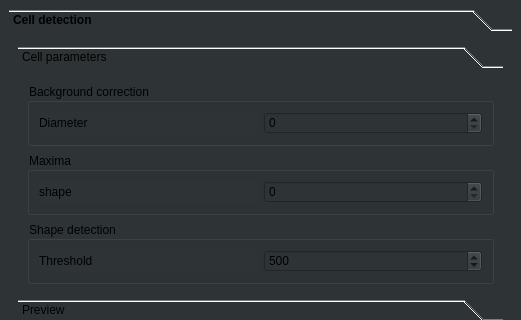
Old version of the form ClearMap/gui/creator/cell_map_tab.ui in the repository ClearAnatomics/ClearMap; both pictures show x 0 to 521 and y 0 to 320 of the 521 by 625 pixel window.
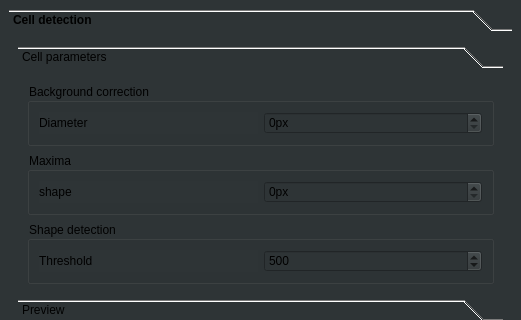
New version of the form. The open tabs and pages were chosen to show the change.

Commit message: Adds units to UI for cell detection parameters

Diff of the .ui file:
```diff
--- a/ClearMap/gui/creator/cell_map_tab.ui
+++ b/ClearMap/gui/creator/cell_map_tab.ui
@@ -39,6 +39,7 @@
      </property>
      <property name="font">
       <font>
+       <weight>75</weight>
        <bold>true</bold>
       </font>
      </property>
@@ -51,7 +52,7 @@
         <x>0</x>
         <y>0</y>
         <width>503</width>
-        <height>333</height>
+        <height>228</height>
        </rect>
       </property>
       <attribute name="label">
@@ -67,9 +68,9 @@
           <property name="geometry">
            <rect>
             <x>0</x>
-            <y>0</y>
-            <width>485</width>
-            <height>225</height>
+            <y>-147</y>
+            <width>471</width>
+            <height>255</height>
            </rect>
           </property>
           <attribute name="label">
@@ -94,6 +95,9 @@
               </item>
               <item>
                <widget class="QSpinBox" name="backgroundCorrectionDiameter">
+                <property name="suffix">
+                 <string>px</string>
+                </property>
                 <property name="maximum">
                  <number>65535</number>
                 </property>
@@ -120,6 +124,9 @@
               </item>
               <item>
                <widget class="QSpinBox" name="maximaShape">
+                <property name="suffix">
+                 <string>px</string>
+                </property>
                 <property name="maximum">
                  <number>65535</number>
                 </property>
```
Left out of the diff: 16 changed lines with no effect on the pictures.
